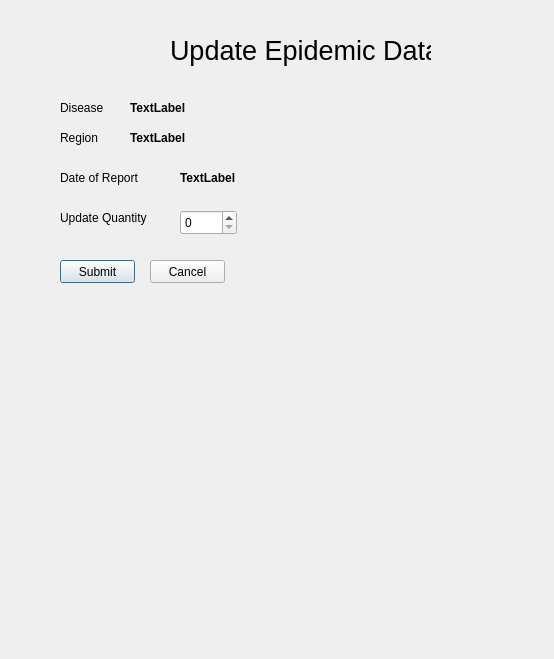
paulina7m/COMP3004OmegaSquad, file OmegaSquaddApplication/updatecasereport.ui: the form before one commit.
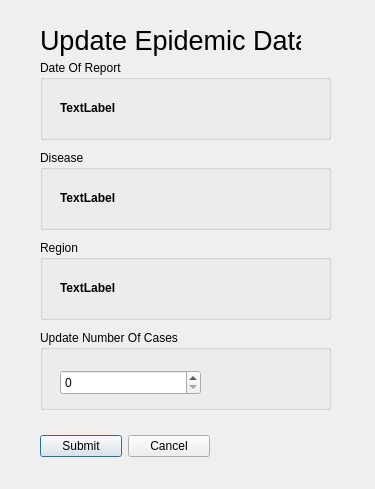
The form after the commit.

Patch:
```diff
--- a/OmegaSquaddApplication/updatecasereport.ui
+++ b/OmegaSquaddApplication/updatecasereport.ui
@@ -6,80 +6,18 @@
    <rect>
     <x>0</x>
     <y>0</y>
-    <width>554</width>
-    <height>659</height>
+    <width>375</width>
+    <height>489</height>
    </rect>
   </property>
   <property name="windowTitle">
    <string>Dialog</string>
   </property>
-  <widget class="QSpinBox" name="spinBox">
-   <property name="geometry">
-    <rect>
-     <x>180</x>
-     <y>210</y>
-     <width>57</width>
-     <height>25</height>
-    </rect>
-   </property>
-  </widget>
-  <widget class="QPushButton" name="pushButton">
-   <property name="geometry">
-    <rect>
-     <x>60</x>
-     <y>260</y>
-     <width>75</width>
-     <height>23</height>
-    </rect>
-   </property>
-   <property name="text">
-    <string>Submit</string>
-   </property>
-  </widget>
-  <widget class="QPushButton" name="pushButton_2">
-   <property name="geometry">
-    <rect>
-     <x>150</x>
-     <y>260</y>
-     <width>75</width>
-     <height>23</height>
-    </rect>
-   </property>
-   <property name="text">
-    <string>Cancel</string>
-   </property>
-  </widget>
-  <widget class="QLabel" name="label_3">
-   <property name="geometry">
-    <rect>
-     <x>60</x>
-     <y>100</y>
-     <width>51</width>
-     <height>16</height>
-    </rect>
-   </property>
-   <property name="text">
-    <string>Disease</string>
-   </property>
-  </widget>
-  <widget class="QLabel" name="label_5">
-   <property name="geometry">
-    <rect>
-     <x>60</x>
-     <y>170</y>
-     <width>91</width>
-     <height>16</height>
-    </rect>
-   </property>
-   <property name="text">
-    <string>Date of Report</string>
-   </property>
-  </widget>
   <widget class="QLabel" name="label">
    <property name="geometry">
     <rect>
-     <x>170</x>
-     <y>30</y>
+     <x>40</x>
+     <y>20</y>
      <width>261</width>
      <height>41</height>
     </rect>
@@ -93,37 +31,55 @@
     <string>Update Epidemic Data</string>
    </property>
   </widget>
-  <widget class="QLabel" name="label_4">
+  <widget class="QGroupBox" name="groupBox">
    <property name="geometry">
     <rect>
-     <x>60</x>
-     <y>130</y>
-     <width>51</width>
-     <height>16</height>
+     <x>40</x>
+     <y>60</y>
+     <width>291</width>
+     <height>80</height>
     </rect>
    </property>
-   <property name="text">
-    <string>Region</string>
+   <property name="title">
+    <string>Date Of Report</string>
    </property>
-  </widget>
-  <widget class="QLabel" name="label_6">
+   <widget class="QLabel" name="label_8">
    <property name="geometry">
     <rect>
-     <x>60</x>
-     <y>210</y>
-     <width>111</width>
+      <x>20</x>
+      <y>40</y>
+      <width>251</width>
      <height>16</height>
     </rect>
    </property>
+    <property name="font">
+     <font>
+      <weight>75</weight>
+      <bold>true</bold>
+     </font>
+    </property>
    <property name="text">
-    <string>Update Quantity</string>
-   </property>
-  </widget>
+     <string>TextLabel</string>
+    </property>
+   </widget>
+  </widget>
+  <widget class="QGroupBox" name="groupBox_2">
+   <property name="geometry">
+    <rect>
+     <x>40</x>
+     <y>150</y>
+     <width>291</width>
+     <height>80</height>
+    </rect>
+   </property>
+   <property name="title">
+    <string>Disease</string>
+   </property>
   <widget class="QLabel" name="label_2">
    <property name="geometry">
     <rect>
-     <x>130</x>
-     <y>100</y>
+      <x>20</x>
+      <y>40</y>
      <width>181</width>
      <height>16</height>
     </rect>
@@ -141,11 +97,24 @@
     <enum>Qt::PlainText</enum>
    </property>
   </widget>
+  </widget>
+  <widget class="QGroupBox" name="groupBox_3">
+   <property name="geometry">
+    <rect>
+     <x>40</x>
+     <y>240</y>
+     <width>291</width>
+     <height>80</height>
+    </rect>
+   </property>
+   <property name="title">
+    <string>Region</string>
+   </property>
   <widget class="QLabel" name="label_7">
    <property name="geometry">
     <rect>
-     <x>130</x>
-     <y>130</y>
+      <x>20</x>
+      <y>40</y>
      <width>251</width>
      <height>16</height>
     </rect>
@@ -160,24 +129,55 @@
     <string>TextLabel</string>
    </property>
   </widget>
-  <widget class="QLabel" name="label_8">
+  </widget>
+  <widget class="QGroupBox" name="groupBox_4">
    <property name="geometry">
     <rect>
-     <x>180</x>
-     <y>170</y>
-     <width>251</width>
-     <height>16</height>
+     <x>40</x>
+     <y>330</y>
+     <width>291</width>
+     <height>80</height>
     </rect>
    </property>
-   <property name="font">
-    <font>
-     <weight>75</weight>
-     <bold>true</bold>
-    </font>
+   <property name="title">
+    <string>Update Number Of Cases</string>
    </property>
+   <widget class="QSpinBox" name="spinBox">
+    <property name="geometry">
+     <rect>
+      <x>20</x>
+      <y>40</y>
+      <width>141</width>
+      <height>25</height>
+     </rect>
+    </property>
+   </widget>
+  </widget>
+  <widget class="QWidget" name="">
+   <property name="geometry">
+    <rect>
+     <x>40</x>
+     <y>430</y>
+     <width>170</width>
+     <height>32</height>
+    </rect>
+   </property>
+   <layout class="QHBoxLayout" name="horizontalLayout">
+    <item>
+     <widget class="QPushButton" name="pushButton">
    <property name="text">
-    <string>TextLabel</string>
-   </property>
+       <string>Submit</string>
+      </property>
+     </widget>
+    </item>
+    <item>
+     <widget class="QPushButton" name="pushButton_2">
+      <property name="text">
+       <string>Cancel</string>
+      </property>
+     </widget>
+    </item>
+   </layout>
   </widget>
  </widget>
  <resources/>
```
Lines whose indentation alone changed are shown as unchanged.
